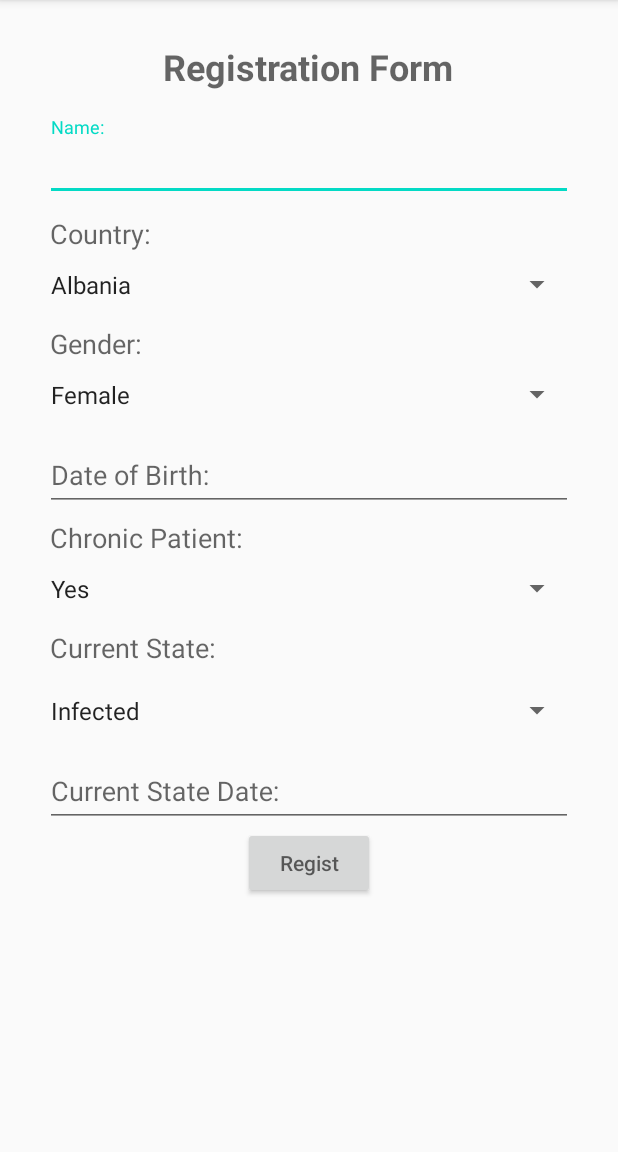
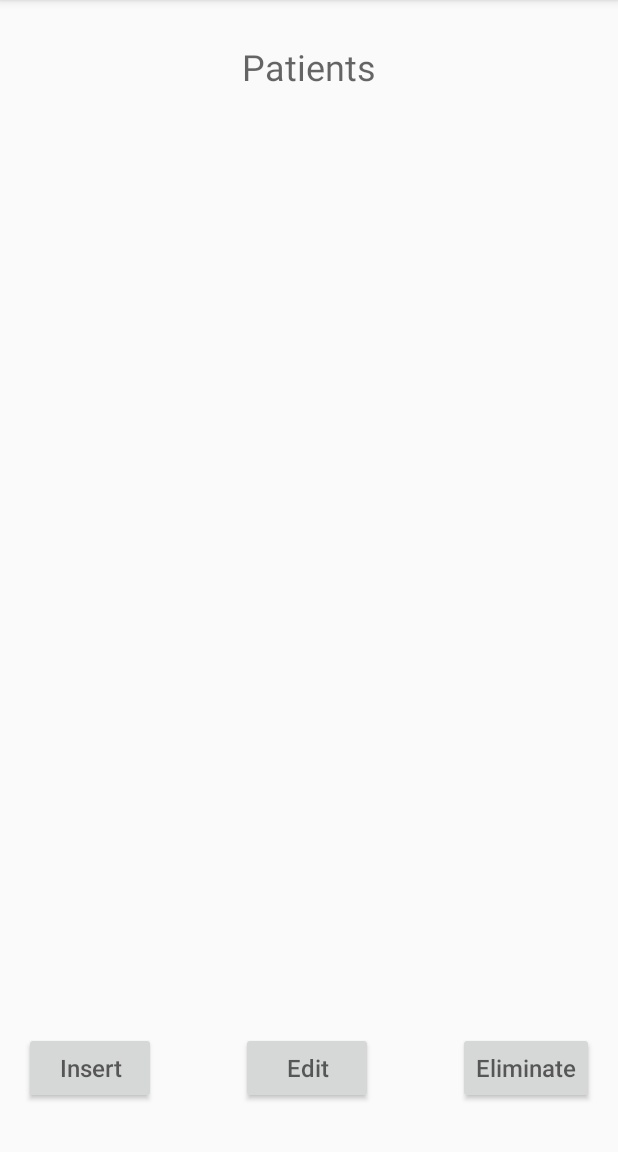
Before and after one commit to BadGomez/Projeto_Final, an Android app: the screen it shows after launch (DisplayCreate before the commit, DisplayPacientes after it), after a tap on an icon or button, on a phone screen of 412 x 824 dp, the part 84-1236 px from its top. Run offline under Robolectric (Android 15) with nearby library versions, the phone set to English and light mode, and no system bars.

Commit message:
Layout do displayPaciente concluido; Botão do activity_main passou a ir para o Display_Pacientes; Botão Inserir no Display_Pacientes vai para o Display_Create.

```diff
--- a/app/src/main/java/com/example/projeto_final/DisplayPacientes.java
+++ b/app/src/main/java/com/example/projeto_final/DisplayPacientes.java
@@ -2,7 +2,9 @@ package com.example.projeto_final;
 
 import androidx.appcompat.app.AppCompatActivity;
 
+import android.content.Intent;
 import android.os.Bundle;
+import android.view.View;
 
 public class DisplayPacientes extends AppCompatActivity {
 
@@ -10,5 +12,11 @@ public class DisplayPacientes extends AppCompatActivity {
     protected void onCreate(Bundle savedInstanceState) {
         super.onCreate(savedInstanceState);
         setContentView(R.layout.activity_display_pacientes);
+
+        Intent intentPacientes = getIntent();
+    }
+    public void CriarDoente(View view){
+        Intent intentcriar = new Intent(this, DisplayCreate.class);
+        startActivity(intentcriar);
     }
 }
--- a/app/src/main/java/com/example/projeto_final/MainActivity.java
+++ b/app/src/main/java/com/example/projeto_final/MainActivity.java
@@ -14,9 +14,9 @@ public class MainActivity extends AppCompatActivity {
         setContentView(R.layout.activity_main);
     }
 
-    public void CriarDoente(View view){
-        Intent intentcriar = new Intent(this, DisplayCreate.class);
-        startActivity(intentcriar);
+    public void Pacientes(View view){
+        Intent intentPacientes = new Intent(this, DisplayPacientes.class);
+        startActivity(intentPacientes);
     }
 
     public void VerDados(View view){
--- a/app/src/main/res/layout/activity_display_pacientes.xml
+++ b/app/src/main/res/layout/activity_display_pacientes.xml
@@ -6,4 +6,57 @@
     android:layout_height="match_parent"
     tools:context=".DisplayPacientes">
 
+    <TextView
+        android:id="@+id/textView7"
+        android:layout_width="wrap_content"
+        android:layout_height="wrap_content"
+        android:layout_marginTop="28dp"
+        android:hint="@string/Paciente"
+        android:textSize="24sp"
+        app:layout_constraintEnd_toEndOf="parent"
+        app:layout_constraintStart_toStartOf="parent"
+        app:layout_constraintTop_toTopOf="parent" />
+
+    <Button
+        android:id="@+id/buttonInsert"
+        android:layout_width="wrap_content"
+        android:layout_height="wrap_content"
+        android:layout_marginStart="16dp"
+        android:layout_marginLeft="16dp"
+        android:hint="@string/Botão_Criar_Doente"
+        android:onClick="CriarDoente"
+        android:textSize="16sp"
+        app:layout_constraintBaseline_toBaselineOf="@+id/buttonEdit"
+        app:layout_constraintStart_toStartOf="parent" />
+
+    <Button
+        android:id="@+id/buttonEdit"
+        android:layout_width="wrap_content"
+        android:layout_height="wrap_content"
+        android:layout_marginBottom="32dp"
+        android:hint="@string/Botão_Editar"
+        android:textSize="16sp"
+        app:layout_constraintBottom_toBottomOf="parent"
+        app:layout_constraintEnd_toStartOf="@+id/buttonRemove"
+        app:layout_constraintStart_toEndOf="@+id/buttonInsert" />
+
+    <Button
+        android:id="@+id/buttonRemove"
+        android:layout_width="wrap_content"
+        android:layout_height="wrap_content"
+        android:layout_marginEnd="16dp"
+        android:layout_marginRight="16dp"
+        android:hint="@string/Botão_Eliminar"
+        android:textSize="16sp"
+        app:layout_constraintBaseline_toBaselineOf="@+id/buttonEdit"
+        app:layout_constraintEnd_toEndOf="parent" />
+
+    <androidx.recyclerview.widget.RecyclerView
+        android:layout_width="411dp"
+        android:layout_height="498dp"
+        app:layout_constraintBottom_toTopOf="@+id/buttonEdit"
+        app:layout_constraintEnd_toEndOf="parent"
+        app:layout_constraintStart_toStartOf="parent"
+        app:layout_constraintTop_toBottomOf="@+id/textView7" />
+
 </androidx.constraintlayout.widget.ConstraintLayout>
--- a/app/src/main/res/layout/activity_main.xml
+++ b/app/src/main/res/layout/activity_main.xml
@@ -15,8 +15,8 @@
         android:layout_height="wrap_content"
         android:layout_marginStart="74dp"
         android:layout_marginLeft="74dp"
-        android:hint="@string/Botão_Criar_Doente"
-        android:onClick="CriarDoente"
+        android:hint="@string/Paciente"
+        android:onClick="Pacientes"
         android:textColor="#00000000"
         android:textSize="16sp"
         android:textStyle="bold"
--- a/app/src/main/res/values/strings.xml
+++ b/app/src/main/res/values/strings.xml
@@ -67,4 +67,7 @@
     <string name="País_Suiça">Switzerland</string>
     <string name="País_Turquia">Turquia</string>
     <string name="País_Ucrânia">Ukraine</string>
+    <string name="Paciente">Patients</string>
+    <string name="Botão_Editar">Edit</string>
+    <string name="Botão_Eliminar">Eliminate</string>
 </resources>
```
Also changed, not shown: 1 other file.
